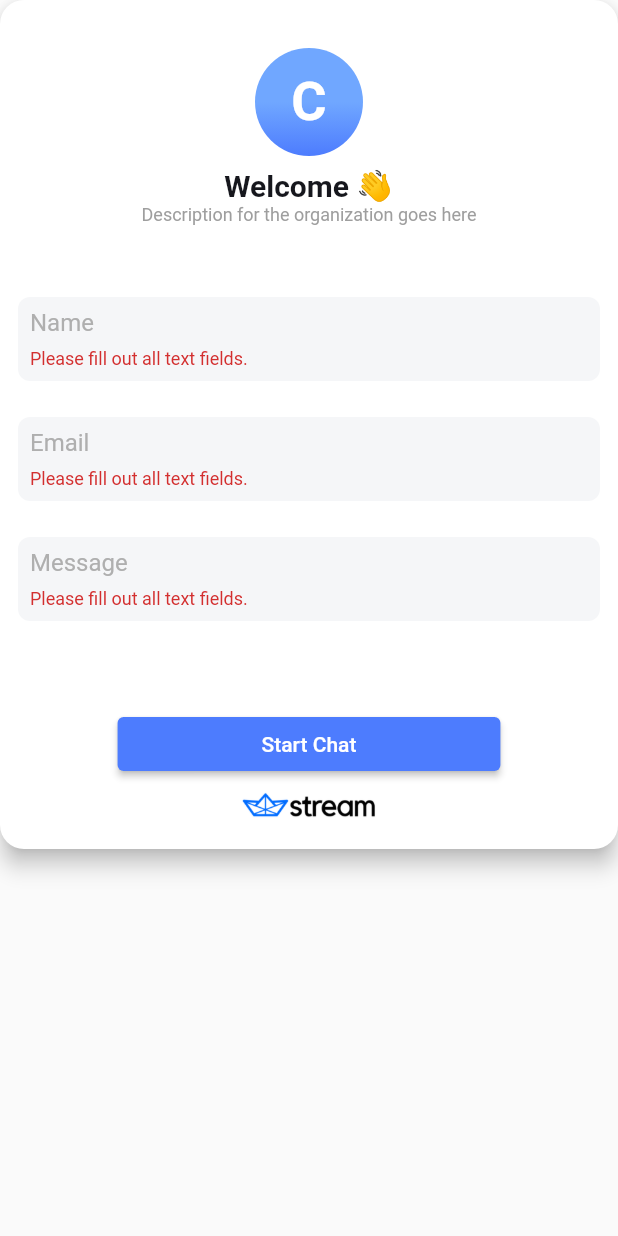
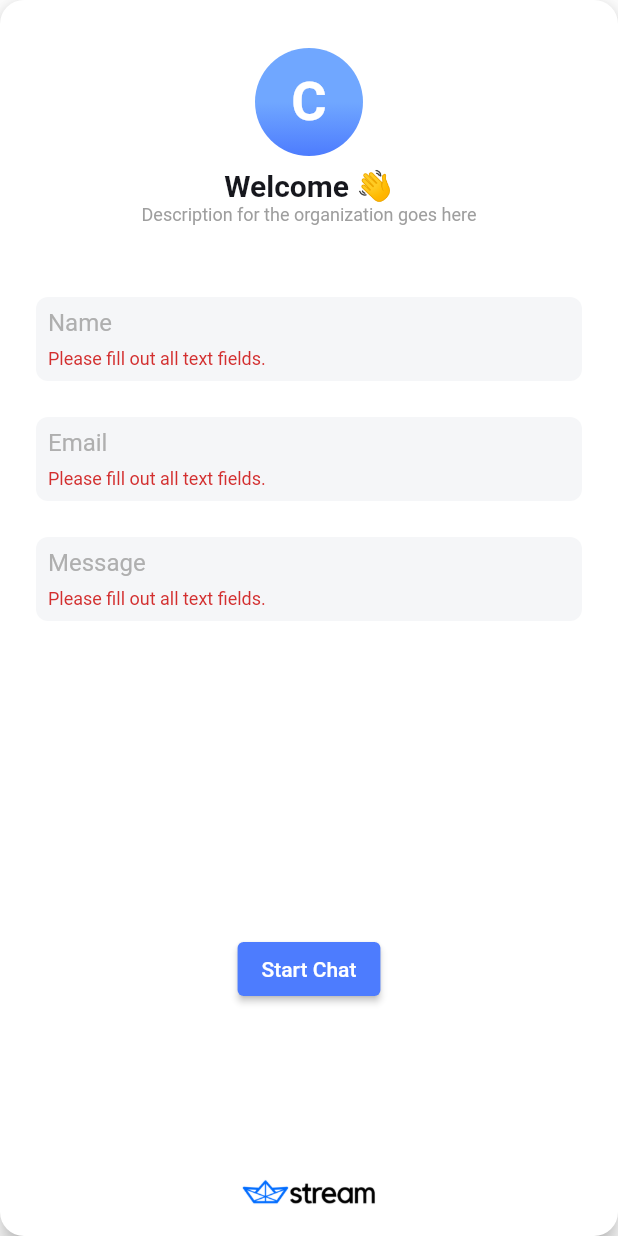
Before and after one commit to GetStream/combase-flutter, a Flutter app: the Combase widget shown alone on an empty page, opened directly with empty values, after a tap on "Start Chat", on a phone screen of 412 x 824 dp. Run offline on Flutter 3.47's test engine with Material 2 defaults, Android fonts, the phone set to English and light mode, and no system bars; missing offline and left inert: stream_chat_flutter.

Commit message:
rename widget and extract welcome contents

```diff
--- a/lib/combase/screens/welcome_screen.dart
+++ b/lib/combase/screens/welcome_screen.dart
@@ -90,26 +90,54 @@ class _CombaseState extends State<Combase> {
 
   @override
   Widget build(BuildContext context) {
+    final theme = context.combaseTheme ??
+        CombaseThemeData(brightness: Theme.of(context).brightness);
+
     return CombaseTheme(
-      data: context.combaseTheme ??
-          CombaseThemeData(
-            brightness: Theme.of(context).brightness,
+      data: theme,
+      child: _CombaseWelcome(
+        formKey: _formKey,
+        emailController: emailController,
+        messageController: messageController,
+        nameController: nameController,
+        onStartChatPressed: startChat,
       ),
-      child: Builder(builder: (BuildContext context) {
+    );
+  }
+}
+
+class _CombaseWelcome extends StatelessWidget {
+  const _CombaseWelcome({
+    Key key,
+    @required this.formKey,
+    @required this.nameController,
+    @required this.emailController,
+    @required this.messageController,
+    @required this.onStartChatPressed,
+  }) : super(key: key);
+
+  final GlobalKey<FormState> formKey;
+  final TextEditingController nameController;
+  final TextEditingController emailController;
+  final TextEditingController messageController;
+  final VoidCallback onStartChatPressed;
+
+  @override
+  Widget build(BuildContext context) {
     return Material(
       color: context.combaseTheme.surfaceColor,
-          borderRadius: BorderRadius.circular(16.0),
+      borderRadius: BorderRadius.circular(context.combaseTheme.borderRadius),
       elevation: 6.0,
-          child: SingleChildScrollView(
       child: Padding(
         padding: const EdgeInsets.symmetric(
-                horizontal: 12.0,
+          horizontal: 24.0,
           vertical: 8.0,
         ),
         child: Form(
-                key: _formKey,
+          key: formKey,
           child: Column(
             crossAxisAlignment: CrossAxisAlignment.center,
+            mainAxisAlignment: MainAxisAlignment.center,
             children: [
               const SizedBox(height: 24.0),
               Ink(
@@ -140,23 +168,34 @@ class _CombaseState extends State<Combase> {
                 style: context.combaseTheme.secondaryTextStyle,
               ),
               const SizedBox(height: 48.0),
-                    _CombaseTextField(
+              Flexible(
+                flex: 2,
+                child: Column(
+                  // mainAxisSize: MainAxisSize.min,
+                  children: [
+                    CombaseTextField(
                       controller: nameController,
                       hintText: "Name",
                     ),
                     const SizedBox(height: 24.0),
-                    _CombaseTextField(
+                    CombaseTextField(
                       controller: emailController,
                       hintText: "Email",
                     ),
                     const SizedBox(height: 24.0),
-                    _CombaseTextField(
+                    CombaseTextField(
                       controller: messageController,
                       hintText: "Message",
                     ),
-                    const SizedBox(height: 58.0),
+                  ],
+                ),
+              ),
+              Flexible(
+                child: Column(
+                  children: [
+                    const SizedBox(height: 12.0),
                     ElevatedButton(
-                      onPressed: startChat,
+                      onPressed: onStartChatPressed,
                       style: ButtonStyle(
                         elevation:
                             MaterialStateProperty.resolveWith((_) => 2.0),
@@ -164,9 +203,6 @@ class _CombaseState extends State<Combase> {
                           (_) => context.combaseTheme.primaryColor,
                         ),
                       ),
-                      child: const Padding(
-                        padding: EdgeInsets.symmetric(
-                            horizontal: 80.0, vertical: 10.0),
                       child: Text(
                         "Start Chat",
                         style: TextStyle(
@@ -174,61 +210,15 @@ class _CombaseState extends State<Combase> {
                         ),
                       ),
                     ),
+                    Spacer(),
+                    Align(
+                      alignment: Alignment.bottomCenter,
+                      child: StreamLogo(),
                     ),
-                    const SizedBox(height: 8.0),
-                    StreamLogo(),
                   ],
                 ),
-              ),
-            ),
-          ),
-        );
-      }),
-    );
-  }
-}
-
-class _CombaseTextField extends StatelessWidget {
-  const _CombaseTextField({
-    Key key,
-    @required this.hintText,
-    this.controller,
-  }) : super(key: key);
-
-  final String hintText;
-  final TextEditingController controller;
-
-  @override
-  Widget build(BuildContext context) {
-    return Container(
-      constraints: const BoxConstraints(
-        minHeight: 42.0,
-        maxHeight: 56.0,
-      ),
-      padding: const EdgeInsets.symmetric(horizontal: 8),
-      decoration: BoxDecoration(
-        borderRadius: BorderRadius.circular(8.0),
-        color: const Color(0xfff5f6f8),
-      ),
-      child: Align(
-        alignment: Alignment.center,
-        child: TextFormField(
-          validator: (value) {
-            if (value == null || value.isEmpty) {
-              return "Please fill out all text fields.";
-            } else {
-              return null;
-            }
-          },
-          controller: controller,
-          style: const TextStyle(
-            color: Color(0xffafafaf),
-          ),
-          decoration: InputDecoration.collapsed(
-            hintText: hintText,
-            hintStyle: const TextStyle(
-              color: Color(0xffafafaf),
-            ),
+              )
+            ],
           ),
         ),
       ),
```
Lines whose indentation alone changed are shown as unchanged.
